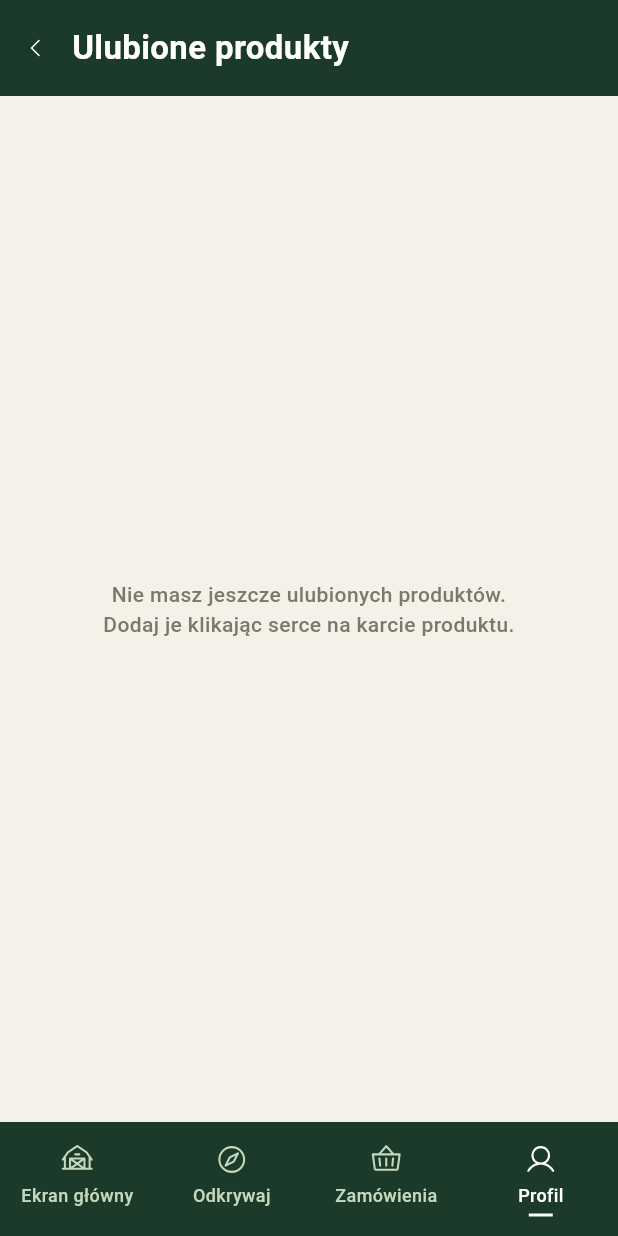
After one commit to Cay00/LokalnyKoszyk, a Flutter app: the screen it shows after launch, item 4 of the bottom bar chosen, scrolled down 75 dp, after a tap on "Ulubione produkty", on a phone screen of 412 x 824 dp. The commit adds this screen. Run offline on Flutter 3.47's test engine with Material 3 defaults, Android fonts, the phone set to English and light mode, and no system bars; our stand-ins replace flutter_svg.

Commit message:
Add favorites screen and update profile navigation; refactor common components

```diff
--- a/lib/main.dart
+++ b/lib/main.dart
@@ -4,7 +4,8 @@ import 'package:flutter_svg/flutter_svg.dart';
 import 'package:lokalny_koszyk/screens/discover_screen.dart';
 import 'package:lokalny_koszyk/screens/home_screen.dart';
 import 'package:lokalny_koszyk/screens/orders_screen.dart';
-import 'package:lokalny_koszyk/screens/profile_screen.dart';
+import 'package:lokalny_koszyk/screens/profile/favorites_screen.dart';
+import 'package:lokalny_koszyk/screens/profile/profile_screen.dart';
 import 'package:lokalny_koszyk/theme/app_theme.dart';
 
 void main() {
@@ -49,6 +50,7 @@ class MyHomePage extends StatefulWidget {
 
 class _MyHomePageState extends State<MyHomePage> {
   int _selectedIndex = 0;
+  bool _showFavoritesInProfile = false;
 
   @override
   Widget build(BuildContext context) {
@@ -56,7 +58,21 @@ class _MyHomePageState extends State<MyHomePage> {
       const HomeScreen(),
       const DiscoverScreen(),
       const OrdersScreen(),
-      const ProfileScreen(),
+      _showFavoritesInProfile
+          ? FavoritesScreen(
+              onBack: () {
+                setState(() {
+                  _showFavoritesInProfile = false;
+                });
+              },
+            )
+          : ProfileScreen(
+              onOpenFavorites: () {
+                setState(() {
+                  _showFavoritesInProfile = true;
+                });
+              },
+            ),
     ];
 
     return Scaffold(
@@ -70,6 +86,9 @@ class _MyHomePageState extends State<MyHomePage> {
         onTap: (int index) {
           setState(() {
             _selectedIndex = index;
+            if (index != 3) {
+              _showFavoritesInProfile = false;
+            }
           });
         },
         type: BottomNavigationBarType.fixed,
@@ -132,6 +151,7 @@ class _MyHomePageState extends State<MyHomePage> {
       ),
     );
   }
+
 }
 
 class _BottomNavItemVisual extends StatelessWidget {
--- a/lib/screens/discover_screen.dart
+++ b/lib/screens/discover_screen.dart
@@ -1,8 +1,8 @@
 import 'package:flutter/material.dart';
 import 'package:lokalny_koszyk/widgets/discover/discover_filters.dart';
 import 'package:lokalny_koszyk/widgets/discover/discover_map_preview.dart';
-import 'package:lokalny_koszyk/widgets/discover/discover_search_bar.dart';
-import 'package:lokalny_koszyk/widgets/product_tile.dart';
+import 'package:lokalny_koszyk/widgets/common/search_bar.dart';
+import 'package:lokalny_koszyk/widgets/common/product_tile.dart';
 
 import '../theme/app_theme.dart';
 
--- a/lib/screens/home_screen.dart
+++ b/lib/screens/home_screen.dart
@@ -1,11 +1,11 @@
 import 'package:flutter/material.dart';
 import 'package:flutter_svg/flutter_svg.dart';
 import 'package:lokalny_koszyk/theme/app_theme.dart';
-import 'package:lokalny_koszyk/widgets/discover/discover_search_bar.dart';
+import 'package:lokalny_koszyk/widgets/common/search_bar.dart';
 import 'package:lokalny_koszyk/widgets/home/category_tile.dart';
 import 'package:lokalny_koszyk/widgets/home/producer_tile.dart';
 import 'package:lokalny_koszyk/widgets/home/section_header.dart';
-import 'package:lokalny_koszyk/widgets/product_tile.dart';
+import 'package:lokalny_koszyk/widgets/common/product_tile.dart';
 
 class HomeScreen extends StatefulWidget {
   const HomeScreen({super.key});
@@ -50,7 +50,7 @@ class _HomeScreenState extends State<HomeScreen> {
       price: '13,50',
       unit: '/ 10 szt.',
       distance: '6 km',
-      season: 'Caly rok',
+      season: 'Cały rok',
       rating: '4.8',
       reviews: '102',
       emoji: '🥚',
--- /dev/null
+++ b/lib/screens/profile/favorites_screen.dart
@@ -0,0 +1,66 @@
+import 'package:flutter/material.dart';
+import '../../theme/app_theme.dart';
+import '../../widgets/common/screen_header.dart';
+import '../../widgets/common/product_tile.dart';
+
+class FavoritesScreen extends StatefulWidget {
+  const FavoritesScreen({
+    super.key,
+    this.onBack,
+  });
+
+  final VoidCallback? onBack;
+
+  @override
+  State<FavoritesScreen> createState() => _FavoritesScreenState();
+}
+
+class _FavoritesScreenState extends State<FavoritesScreen> {
+  final List<ProductData> _favoriteProducts = <ProductData>[];
+
+  @override
+  Widget build(BuildContext context) {
+    return Column(
+      children: <Widget>[
+        ScreenHeader(
+          title: 'Ulubione produkty',
+          onBack: widget.onBack,
+        ),
+        Expanded(
+          child: _favoriteProducts.isEmpty
+              ? const Center(
+                  child: Padding(
+                    padding: EdgeInsets.symmetric(horizontal: 24),
+                    child: Text(
+                      'Nie masz jeszcze ulubionych produktów.\nDodaj je klikając serce na karcie produktu.',
+                      textAlign: TextAlign.center,
+                      style: TextStyle(
+                        color: AppColors.textLight,
+                        fontSize: 14,
+                      ),
+                    ),
+                  ),
+                )
+              : ListView(
+                  padding: const EdgeInsets.all(16),
+                  children: _favoriteProducts.map((product) {
+                    return Padding(
+                      padding: const EdgeInsets.only(bottom: 16),
+                      child: ProductTile(
+                        product: product,
+                        isLiked: true,
+                        onToggleLike: () {
+                          setState(() {
+                            _favoriteProducts.removeWhere((p) => p.id == product.id);
+                          });
+                        },
+                        onAddToCart: () {},
+                      ),
+                    );
+                  }).toList(),
+                ),
+        ),
+      ],
+    );
+  }
+}
--- a/lib/screens/profile_screen.dart
+++ b/lib/screens/profile/profile_screen.dart
@@ -1,10 +1,15 @@
 import 'package:flutter/material.dart';
 import 'package:flutter_svg/flutter_svg.dart';
 
-import '../theme/app_theme.dart';
+import '../../theme/app_theme.dart';
 
 class ProfileScreen extends StatelessWidget {
-  const ProfileScreen({super.key});
+  const ProfileScreen({
+    super.key,
+    this.onOpenFavorites,
+  });
+
+  final VoidCallback? onOpenFavorites;
 
   static const List<_ProfileMenuItem> _menu = <_ProfileMenuItem>[
     _ProfileMenuItem(iconAsset: 'assets/icons/heart.svg', label: 'Ulubione produkty'),
@@ -78,6 +83,9 @@ class ProfileScreen extends StatelessWidget {
                           iconAsset: item.iconAsset,
                           label: item.label,
                           withDivider: i < _menu.length - 1,
+                          onTap: item.label == 'Ulubione produkty'
+                              ? onOpenFavorites
+                              : null,
                         );
                       }),
                       const _LogoutTile(),
@@ -168,19 +176,24 @@ class _ProfileMenuTile extends StatelessWidget {
     this.iconAsset,
     required this.label,
     required this.withDivider,
+    this.onTap,
   });
 
   final String icon;
   final String? iconAsset;
   final String label;
   final bool withDivider;
+  final VoidCallback? onTap;
 
   @override
   Widget build(BuildContext context) {
     return Container(
       child: Column(
         children: <Widget>[
-          Padding(
+          InkWell(
+            onTap: onTap,
+            borderRadius: BorderRadius.circular(AppRadius.sm),
+            child: Padding(
               padding: const EdgeInsets.symmetric(horizontal: 16, vertical: 16),
               child: Row(
                 children: <Widget>[
@@ -215,6 +228,7 @@ class _ProfileMenuTile extends StatelessWidget {
                     ),
                   ),
                 ],
+              ),
             ),
           ),
           if (withDivider)
--- a/lib/widgets/product_tile.dart
+++ b/lib/widgets/common/product_tile.dart
@@ -1,7 +1,7 @@
 import 'package:flutter/material.dart';
 import 'package:flutter_svg/flutter_svg.dart';
 
-import '../theme/app_theme.dart';
+import '../../theme/app_theme.dart';
 
 class ProductData {
   const ProductData({
--- /dev/null
+++ b/lib/widgets/common/screen_header.dart
@@ -0,0 +1,56 @@
+import 'package:flutter/material.dart';
+import 'package:flutter_svg/flutter_svg.dart';
+
+import '../../theme/app_theme.dart';
+
+class ScreenHeader extends StatelessWidget {
+  const ScreenHeader({
+    super.key,
+    required this.title,
+    this.onBack,
+  });
+
+  final String title;
+  final VoidCallback? onBack;
+
+  @override
+  Widget build(BuildContext context) {
+    return Container(
+      padding: const EdgeInsets.symmetric(vertical: 16, horizontal: 8),
+      color: AppColors.primary,
+      child: Row(
+        children: <Widget>[
+          Material(
+            color: AppColors.primary,
+            shape: const CircleBorder(),
+            child: InkWell(
+              onTap: onBack,
+              customBorder: const CircleBorder(),
+              child: Padding(
+                padding: const EdgeInsets.all(8),
+                child: SvgPicture.asset(
+                  'assets/icons/caret-left.svg',
+                  width: 16,
+                  height: 16,
+                  colorFilter: const ColorFilter.mode(
+                    AppColors.white,
+                    BlendMode.srcIn,
+                  ),
+                ),
+              ),
+            ),
+          ),
+          const SizedBox(width: 8),
+          Text(
+            title,
+            style: const TextStyle(
+              fontSize: 22,
+              fontWeight: FontWeight.w700,
+              color: AppColors.white,
+            ),
+          ),
+        ],
+      ),
+    );
+  }
+}
--- a/lib/widgets/discover/discover_search_bar.dart
+++ b/lib/widgets/common/search_bar.dart
@@ -27,16 +27,13 @@ class AppSearchBar extends StatelessWidget {
             ),
             child: Row(
               children: <Widget>[
-                Opacity(
-                  opacity: 0.4,
-                  child: SvgPicture.asset(
+                SvgPicture.asset(
                   'assets/icons/magnifying-glass.svg',
                   width: 14,
                   height: 14,
                   colorFilter: const ColorFilter.mode(
                     AppColors.textPrimary,
                     BlendMode.srcIn,
-                    ),
                   ),
                 ),
                 const SizedBox(width: 8),
--- a/lib/widgets/discover/discover_map_preview.dart
+++ b/lib/widgets/discover/discover_map_preview.dart
@@ -33,7 +33,7 @@ class DiscoverMapPreview extends StatelessWidget {
                 borderRadius: BorderRadius.circular(AppRadius.md),
               ),
               child: const Text(
-                'Pokaż na mapie · 23 sprzedawcy',
+                'Pokaż na mapie · 23 sprzedawców',
                 style: TextStyle(
                   fontSize: 12,
                   color: AppColors.textPrimary,
```
Also changed, not shown: assets/icons/caret-left.svg (added). Lines whose indentation alone changed are shown as unchanged.
